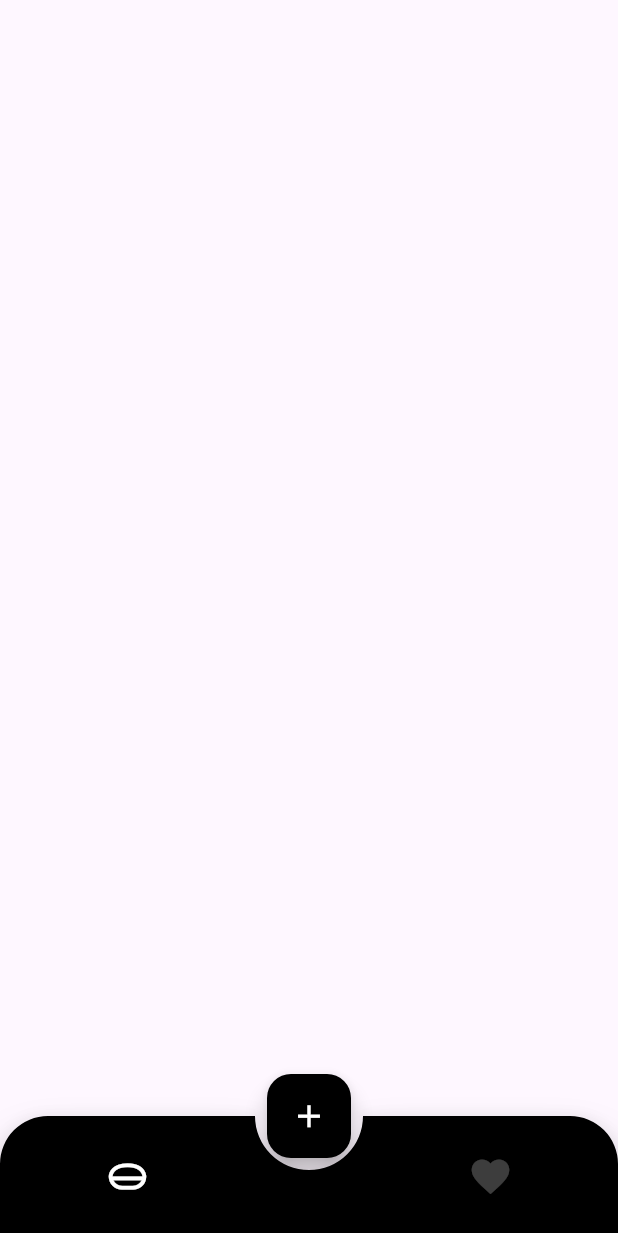
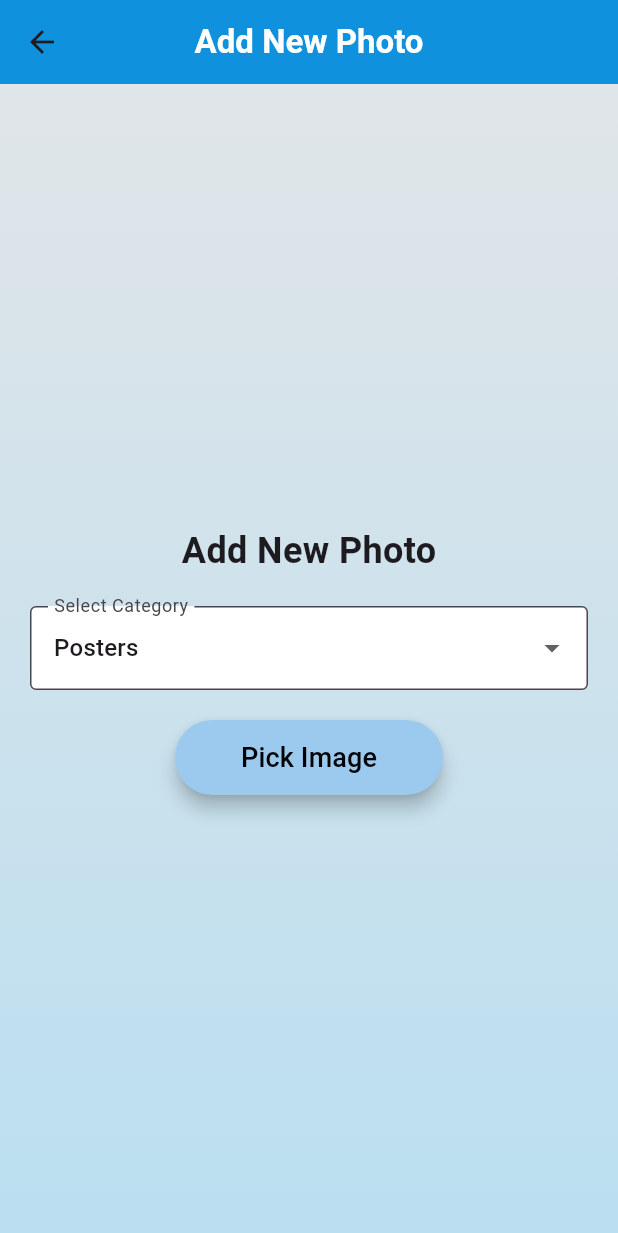
Before and after one commit to Salonisaroha/Gowox_Task2_PhotoManagement_app, a Flutter app: the screen it shows after launch, after a tap on the "add" icon, on a phone screen of 412 x 824 dp. Shown: the top 1233 px of the screen. Run offline on Flutter 3.47's test engine with Material 3 defaults, Android fonts, the phone set to English and light mode, and no system bars; drawn by our look-alikes of animated_bottom_navigation_bar; our stand-ins replace image_picker.

Commit message:
some changes done

```diff
--- /dev/null
+++ b/lib/add_photo_screen.dart
@@ -0,0 +1,103 @@
+import 'package:flutter/material.dart';
+import 'package:image_picker/image_picker.dart';
+import 'package:path_provider/path_provider.dart';
+import 'dart:io';
+import 'package:path/path.dart';
+
+class AddPhotoScreen extends StatefulWidget {
+  @override
+  _AddPhotoScreenState createState() => _AddPhotoScreenState();
+}
+
+class _AddPhotoScreenState extends State<AddPhotoScreen> {
+  final ImagePicker _picker = ImagePicker();
+  late BuildContext _scaffoldContext;
+  String _selectedCategory = 'Posters'; // Default category
+  List<String> _categories = ['Posters', 'Family', 'Flowers', 'Animals'];
+
+  @override
+  Widget build(BuildContext context) {
+    return Scaffold(
+      appBar: AppBar(
+        backgroundColor: Color.fromARGB(255, 15, 145, 221),
+        centerTitle: true,
+        title: const Text('Add New Photo', style: TextStyle(color: Colors.white, fontWeight: FontWeight.bold)),
+      ),
+      body: Container(
+        decoration: const BoxDecoration(
+          gradient: LinearGradient(
+            colors: [const Color.fromARGB(255, 224, 229, 232), const Color.fromARGB(255, 186, 223, 240)],
+            begin: Alignment.topCenter,
+            end: Alignment.bottomCenter,
+          ),
+        ),
+        padding: const EdgeInsets.all(20),
+        child: Builder(
+          builder: (BuildContext context) {
+            _scaffoldContext = context;
+            return Center(
+              child: Column(
+                mainAxisAlignment: MainAxisAlignment.center,
+                children: [
+                const  Text(
+                    'Add New Photo',
+                    style: TextStyle(
+                      fontSize: 24,
+                      fontWeight: FontWeight.bold,
+                    ),
+                  ),
+                  SizedBox(height: 20),
+                  DropdownButtonFormField<String>(
+                    value: _selectedCategory,
+                    onChanged: (value) {
+                      setState(() {
+                        _selectedCategory = value!;
+                      });
+                    },
+                    items: _categories.map((category) {
+                      return DropdownMenuItem<String>(
+                        value: category,
+                        child: Text(category),
+                      );
+                    }).toList(),
+                    decoration:const InputDecoration(
+                      labelText: 'Select Category',
+                      border: OutlineInputBorder(),
+                      filled: true,
+                      fillColor: Colors.white,
+                    ),
+                  ),
+                  const SizedBox(height: 20),
+                  ElevatedButton(
+                    onPressed: _pickImage,
+                    child: Padding(
+                      padding: const EdgeInsets.symmetric(horizontal: 20, vertical: 12),
+                      child: Text(
+                        'Pick Image',
+                        style: TextStyle(fontSize: 18, color: Colors.black),
+                      ),
+                    ),
+                    style: ElevatedButton.styleFrom(
+                      elevation: 5,
+                      backgroundColor: const Color.fromARGB(255, 156, 201, 238),
+                    ),
+                  ),
+                ],
+              ),
+            );
+          },
+        ),
+      ),
+    );
+  }
+
+  Future<void> _pickImage() async {
+    final XFile? image = await _picker.pickImage(source: ImageSource.gallery);
+    if (image != null) {
+      final directory = await getApplicationDocumentsDirectory();
+      final String path = join(directory.path, basename(image.path));
+      final File newImage = await File(image.path).copy(path);
+      Navigator.pop(_scaffoldContext, {'path': newImage.path, 'category': _selectedCategory});
+    }
+  }
+}
--- /dev/null
+++ b/lib/home_screen.dart
@@ -0,0 +1,129 @@
+import 'package:flutter/material.dart';
+import 'add_photo_screen.dart';
+import 'photo_grid.dart';
+
+class HomeScreen extends StatefulWidget {
+  @override
+  _HomeScreenState createState() => _HomeScreenState();
+}
+
+class _HomeScreenState extends State<HomeScreen> {
+  Map<String, List<String>> _albums = {
+    'Posters': [],
+    'Family': [],
+    'Flowers': [],
+    'Animals': [],
+  };
+
+  void _addPhoto(Map<String, dynamic> data) {
+    setState(() {
+      String path = data['path'];
+      String category = data['category'];
+      _albums[category]!.add(path);
+    });
+  }
+
+  void _handleSearch(String query) {
+    // Implement search functionality
+    print('Searching for: $query');
+  }
+
+  void _handleProfile() {
+    // Implement profile functionality
+    print('Profile');
+  }
+
+  @override
+  Widget build(BuildContext context) {
+    return Scaffold(
+      appBar: AppBar(
+        backgroundColor: Colors.transparent,
+        elevation: 0,
+        centerTitle: true,
+        title: const Text(
+          'Photo Management App',
+          style: TextStyle(
+            fontSize: 20,
+            fontWeight: FontWeight.bold,
+            color: Colors.white,
+          ),
+        ),
+        flexibleSpace: Container(
+          decoration: const BoxDecoration(
+            gradient: LinearGradient(
+              colors: [Colors.blueAccent, Colors.lightBlueAccent],
+              begin: Alignment.topCenter,
+              end: Alignment.bottomCenter,
+            ),
+          ),
+        ),
+      ),
+      body: Container(
+        decoration: const BoxDecoration(
+          gradient: LinearGradient(
+            colors: [Color.fromARGB(255, 209, 211, 214), Color.fromARGB(255, 239, 241, 241)],
+            begin: Alignment.topCenter,
+            end: Alignment.bottomCenter,
+          ),
+        ),
+        child: Column(
+          children: _albums.keys.map((category) {
+            return Expanded(
+              child: Column(
+                crossAxisAlignment: CrossAxisAlignment.start,
+                children: [
+                  Padding(
+                    padding: const EdgeInsets.all(8.0),
+                    child: Text(
+                      category,
+                      style: TextStyle(fontSize: 18, fontWeight: FontWeight.bold),
+                    ),
+                  ),
+                  Expanded(
+                    child: PhotoGrid(photos: _albums[category]!),
+                  ),
+                ],
+              ),
+            );
+          }).toList(),
+        ),
+      ),
+      floatingActionButton: FloatingActionButton(
+        onPressed: () async {
+          final result = await Navigator.push(
+            context,
+            MaterialPageRoute(builder: (context) => AddPhotoScreen()),
+          );
+          if (result != null) {
+            _addPhoto(result);
+          }
+        },
+        child: const Icon(Icons.add),
+      ),
+      bottomNavigationBar: BottomNavigationBar(
+        items: const <BottomNavigationBarItem>[
+          BottomNavigationBarItem(
+            icon: Icon(Icons.home),
+            label: 'Home',
+          ),
+          BottomNavigationBarItem(
+            icon: Icon(Icons.search),
+            label: 'Search',
+          ),
+          BottomNavigationBarItem(
+            icon: Icon(Icons.person),
+            label: 'Profile',
+          ),
+        ],
+        selectedItemColor: Colors.blue,
+        onTap: (int index) {
+          if (index == 1) {
+            _handleSearch('');
+          } else if (index == 2) {
+            _handleProfile();
+          }
+        },
+      ),
+    );
+  }
+}
--- a/lib/main.dart
+++ b/lib/main.dart
@@ -1,63 +1,21 @@
-import 'package:animated_bottom_navigation_bar/animated_bottom_navigation_bar.dart';
 import 'package:flutter/material.dart';
+import 'home_screen.dart';
 
-void main(){
-  runApp(const home());
+void main() {
+  runApp(MyApp());
 }
 
-class home extends StatelessWidget {
-  const home({super.key});
-
+class MyApp extends StatelessWidget {
   @override
   Widget build(BuildContext context) {
-    return const MaterialApp(
+    return MaterialApp(
       debugShowCheckedModeBanner: false,
-     home : _DashboardState(),
-     title: 'Photo Management app',
-
+      title: 'Photo Management App',
+      theme: ThemeData(
+        primarySwatch: Colors.blue,
+        visualDensity: VisualDensity.adaptivePlatformDensity,
+      ),
+      home: HomeScreen(),
     );
   }
 }
-class _DashboardState extends StatefulWidget {
-  const _DashboardState({super.key});
-
-  @override
-  State<_DashboardState> createState() => __DashboardStateState();
-}
-
-class __DashboardStateState extends State<_DashboardState> {
-  int _bottomNavIndex = 0;
-  void _onItemTapped (int index){
-    setState(() {
-      _bottomNavIndex = index;
-    });
-
-  }
-  @override
-  Widget build(BuildContext context) {
-    return Scaffold(
-
-      bottomNavigationBar:AnimatedBottomNavigationBar(
-        activeIndex: _bottomNavIndex,
-        icons: [Icons.home_mini_outlined,Icons.favorite],
-      backgroundColor: Colors.black,
-      elevation: 10,
-      height:80,
-      iconSize: 30,
-      activeColor: Colors.white,
-      inactiveColor: Colors.white24,
-      gapLocation: GapLocation.center,
-      notchSmoothness: NotchSmoothness.softEdge,
-      leftCornerRadius: 32,
-      rightCornerRadius: 32,
-      onTap: (index)=> setState(()=>_bottomNavIndex= index)) ,
-      floatingActionButtonLocation: FloatingActionButtonLocation.centerDocked,
-      floatingActionButton: FloatingActionButton(onPressed: () => {},
-      backgroundColor: Colors.black,
-      child:Icon(Icons.add, color: Colors.white, size:25)
-      ),
-
-
-    );
-  }
-}
--- /dev/null
+++ b/lib/photo_grid.dart
@@ -0,0 +1,26 @@
+import 'package:flutter/material.dart';
+import 'dart:io';
+
+class PhotoGrid extends StatelessWidget {
+  final List<String> photos;
+
+  PhotoGrid({required this.photos});
+
+  @override
+  Widget build(BuildContext context) {
+    return photos.isEmpty
+        ? Center(child: Text('No photos yet.'))
+        : GridView.builder(
+            gridDelegate: SliverGridDelegateWithFixedCrossAxisCount(
+              crossAxisCount: 3,
+            ),
+            itemCount: photos.length,
+            itemBuilder: (context, index) {
+              return Padding(
+                padding: const EdgeInsets.all(2.0),
+                child: Image.file(File(photos[index]), fit: BoxFit.cover),
+              );
+            },
+          );
+  }
+}
```
Also changed, not shown: pubspec.yaml (+5 -2 lines), pubspec.lock, 2 other files.
